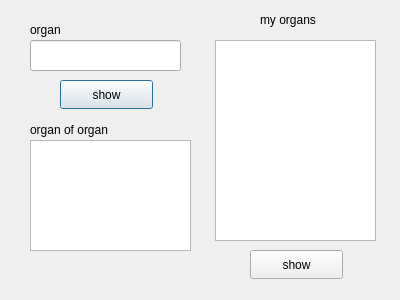
Old version of the form dialog_view_added_organ_to_organ.ui in the repository annishelion/ap-projet.
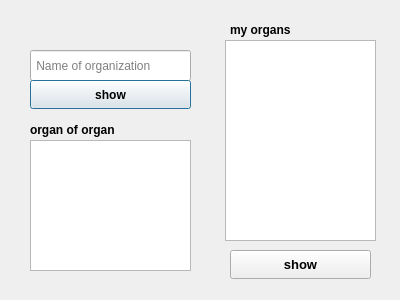
New version of the form.

Diff of the .ui file:
```diff
--- a/dialog_view_added_organ_to_organ.ui
+++ b/dialog_view_added_organ_to_organ.ui
@@ -17,18 +17,21 @@
    <property name="geometry">
     <rect>
      <x>30</x>
-     <y>40</y>
-     <width>151</width>
+     <y>50</y>
+     <width>161</width>
      <height>31</height>
     </rect>
    </property>
+   <property name="placeholderText">
+    <string> Name of organization</string>
+   </property>
   </widget>
   <widget class="QListWidget" name="list_my_organs">
    <property name="geometry">
     <rect>
-     <x>215</x>
+     <x>225</x>
      <y>40</y>
-     <width>161</width>
+     <width>151</width>
      <height>201</height>
     </rect>
    </property>
@@ -36,38 +39,36 @@
   <widget class="QPushButton" name="show_organ_of_organ_btn">
    <property name="geometry">
     <rect>
-     <x>60</x>
+     <x>30</x>
      <y>80</y>
-     <width>93</width>
+     <width>161</width>
      <height>29</height>
     </rect>
    </property>
+   <property name="font">
+    <font>
+     <bold>true</bold>
+    </font>
+   </property>
    <property name="text">
     <string>show</string>
    </property>
   </widget>
-  <widget class="QLabel" name="label">
-   <property name="geometry">
-    <rect>
-     <x>30</x>
-     <y>20</y>
-     <width>63</width>
-     <height>20</height>
-    </rect>
-   </property>
-   <property name="text">
-    <string>organ</string>
-   </property>
-  </widget>
   <widget class="QPushButton" name="pushButton_2">
    <property name="geometry">
     <rect>
-     <x>250</x>
+     <x>230</x>
      <y>250</y>
-     <width>93</width>
+     <width>141</width>
      <height>29</height>
     </rect>
    </property>
+   <property name="font">
+    <font>
+     <pointsize>10</pointsize>
+     <bold>true</bold>
+    </font>
+   </property>
    <property name="text">
     <string>show</string>
    </property>
@@ -78,7 +79,7 @@
      <x>30</x>
      <y>140</y>
      <width>161</width>
-     <height>111</height>
+     <height>131</height>
     </rect>
    </property>
   </widget>
@@ -91,6 +92,11 @@
      <height>20</height>
     </rect>
    </property>
+   <property name="font">
+    <font>
+     <bold>true</bold>
+    </font>
+   </property>
    <property name="text">
     <string>organ of organ</string>
    </property>
@@ -98,12 +104,17 @@
   <widget class="QLabel" name="label_3">
    <property name="geometry">
     <rect>
-     <x>260</x>
-     <y>10</y>
+     <x>230</x>
+     <y>20</y>
      <width>121</width>
      <height>20</height>
     </rect>
    </property>
+   <property name="font">
+    <font>
+     <bold>true</bold>
+    </font>
+   </property>
    <property name="text">
     <string>my organs</string>
    </property>
```
